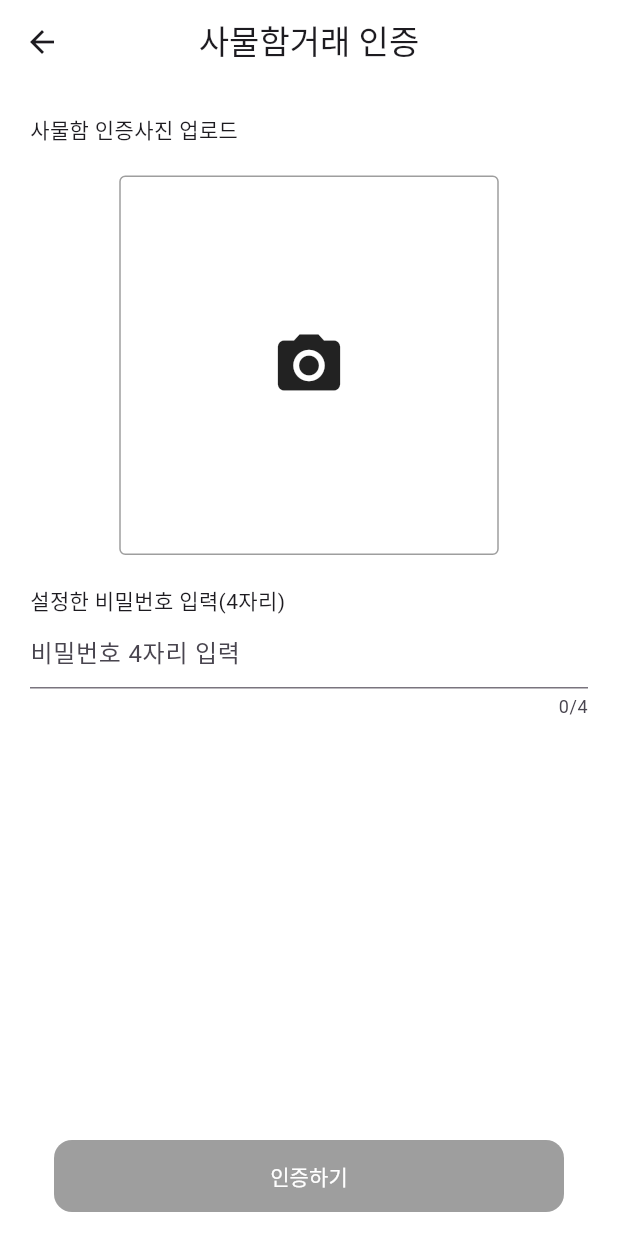
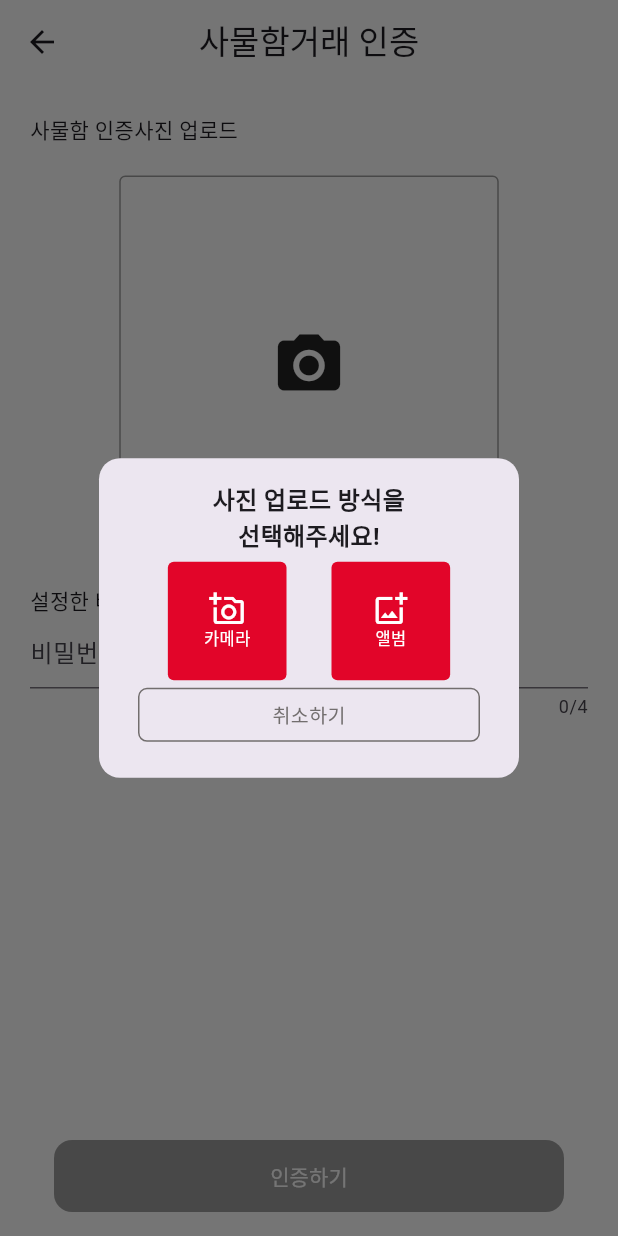
Before and after one commit to DangMooG/dangmoog-front, a Flutter app: the LockerValPage screen opened directly with empty values, after a tap on the "camera alt" icon, on a phone screen of 412 x 824 dp. Run offline on Flutter 3.47's test engine with Material 3 defaults, Android fonts, the phone set to English and light mode, and no system bars; our stand-ins replace cached_network_image, carousel_slider, dio, dropdown_button2, firebase_core, flutter_secure_storage and 2 more; missing offline and left inert: keyboard_height_plugin; accounts and stored records are empty; Roboto replaces fonts that are missing (Pretendard); project files that could hold a hidden picture were left out.

Commit message:
feat(post_list.dart-locker_val.dart): added like and chat counts in main page, pop up for choosing image upload method in locker val

```diff
--- a/dangmoog/lib/screens/addpage/locker_val.dart
+++ b/dangmoog/lib/screens/addpage/locker_val.dart
@@ -23,16 +23,6 @@ class _LockerValState extends State<LockerValPage> {
   final TextEditingController _passwordController = TextEditingController();
 
   bool isLoading = false;
-
-  Future<void> _pickImage() async {
-    final XFile? pickedFile =
-        await _picker.pickImage(source: ImageSource.gallery);
-    if (pickedFile != null) {
-      setState(() {
-        _image = File(pickedFile.path);
-      });
-    }
-  }
 
   bool get isButtonEnabled {
     return _image != null && _passwordController.text.length == 4;
@@ -163,6 +153,134 @@ class _LockerValState extends State<LockerValPage> {
     );
   }
 
+  Future<void> _pickImage() async {
+
+    Widget addPhotoButtonPopUp(
+        Size screenSize, IconData icon, String text, Function onTap) {
+      return GestureDetector(
+        onTap: () {
+          onTap();
+          Navigator.of(context).pop();
+        },
+        child: Container(
+          width: screenSize.width * 0.192,
+          height: screenSize.width * 0.192,
+          decoration: const BoxDecoration(
+            color: Color(0xffE20529),
+            borderRadius: BorderRadius.all(Radius.circular(4)),
+          ),
+          child: Column(
+            mainAxisAlignment: MainAxisAlignment.center,
+            children: [
+              Icon(
+                icon,
+                color: Colors.white,
+              ),
+              Text(
+                text,
+                style: const TextStyle(
+                  fontSize: 11,
+                  fontWeight: FontWeight.w400,
+                  color: Colors.white,
+                ),
+              )
+            ],
+          ),
+        ),
+      );
+    }
+
+    showDialog(
+      context: context,
+      barrierDismissible: true,
+      builder: (BuildContext dialogContext) {
+        Size screenSize = MediaQuery.of(context).size;
+        return AlertDialog(
+          shape: RoundedRectangleBorder(
+            borderRadius: BorderRadius.circular(14),
+          ),
+          content: SizedBox(
+            width: screenSize.width * 0.55,
+            height: screenSize.height * 0.21,
+            child: Column(
+              mainAxisAlignment: MainAxisAlignment.spaceBetween,
+              children: [
+                const Text(
+                  '사진 업로드 방식을\n선택해주세요!',
+                  textAlign: TextAlign.center,
+                  style: TextStyle(
+                    fontSize: 16,
+                    fontWeight: FontWeight.w600,
+                  ),
+                ),
+                Row(
+                  mainAxisAlignment: MainAxisAlignment.center,
+                  children: [
+                    addPhotoButtonPopUp(
+                        screenSize, Icons.add_a_photo_outlined, '카메라', () {
+                      _pickImageFromCamera();
+                    }),
+                    const SizedBox(
+                      width: 30,
+                    ),
+                    addPhotoButtonPopUp(screenSize,
+                        Icons.add_photo_alternate_outlined, '앨범', () {
+                          _pickImageFromAlbum();
+                        }),
+                  ],
+                ),
+                GestureDetector(
+                  onTap: () {
+                    Navigator.of(context).pop();
+                  },
+                  child: Container(
+                    width: 228,
+                    height: 36,
+                    alignment: Alignment.center,
+                    decoration: BoxDecoration(
+                      border: Border.all(
+                        color: const Color(0xff726E6E),
+                        width: 1.0,
+                      ),
+                      borderRadius: BorderRadius.circular(6),
+                    ),
+                    child: const Text(
+                      '취소하기',
+                      style: TextStyle(
+                        fontSize: 13,
+                        fontWeight: FontWeight.w400,
+                        color: Color(0xff726E6E),
+                      ),
+                    ),
+                  ),
+                )
+              ],
+            ),
+          ),
+        );
+      },
+    );
+  }
+
+  Future<void> _pickImageFromAlbum() async {
+    final XFile? pickedFile = await _picker.pickImage(source: ImageSource.gallery);
+    if (pickedFile != null) {
+      setState(() {
+        _image = File(pickedFile.path);
+      });
+    }
+  }
+
+  Future<void> _pickImageFromCamera() async {
+    final XFile? pickedFile = await _picker.pickImage(source: ImageSource.camera);
+    if (pickedFile != null) {
+      setState(() {
+        _image = File(pickedFile.path);
+      });
+    }
+  }
+
+
   Widget _buildBottomBar(BuildContext context) {
     return BottomAppBar(
       color: Colors.white,
```
Also changed, not shown: dangmoog/lib/screens/post/post_list.dart (+50 -1 lines).
